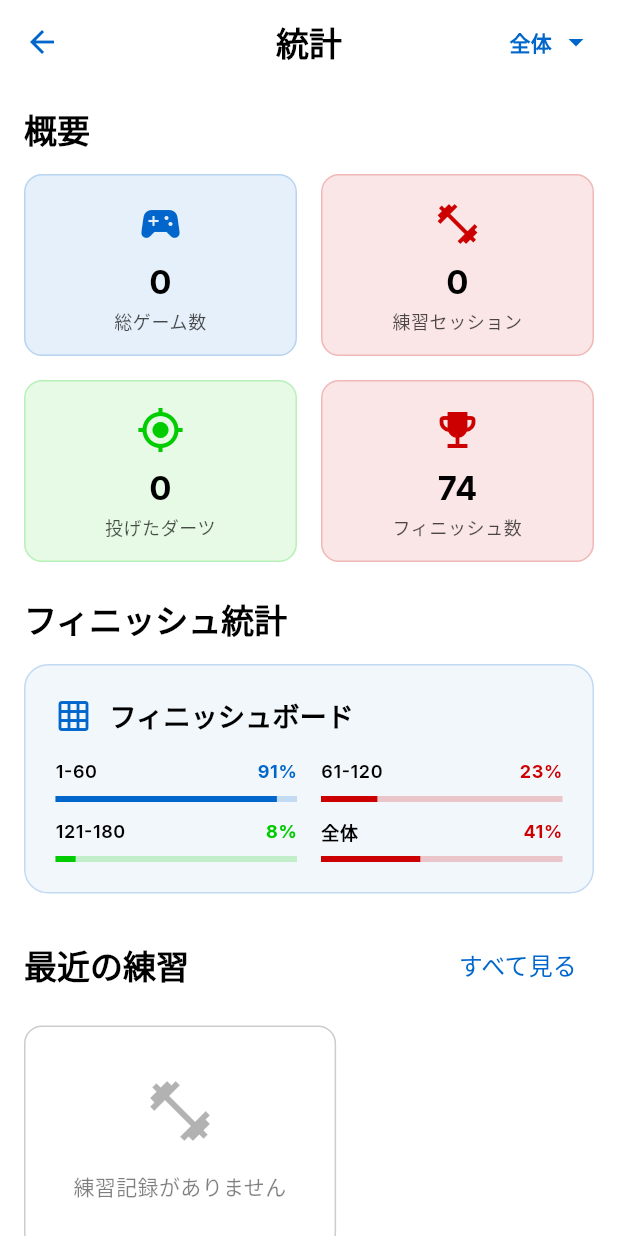
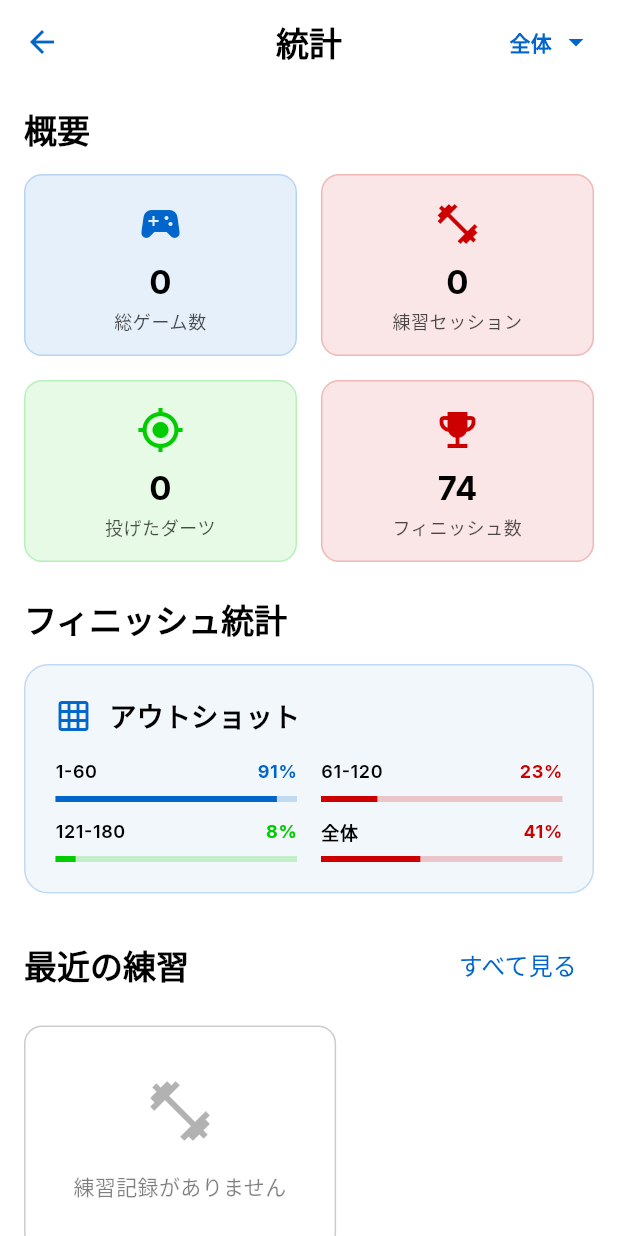
Before and after one commit to ken-ty/darts, a Flutter app: the screen it shows after launch, after a tap on "統計", on a phone screen of 412 x 824 dp. Run offline on Flutter 3.47's test engine with Material 3 defaults, Android fonts, the phone set to English and light mode, and no system bars; our stand-ins replace fl_chart, google_fonts, hooks_riverpod, shared_preferences; accounts and stored records are empty.

Commit message:
feat: フィニッシュボードをアウトショットと名称変更

```diff
--- a/lib/pages/home_page.dart
+++ b/lib/pages/home_page.dart
@@ -1,7 +1,7 @@
 import 'package:flutter/material.dart';
 import 'package:outshotx/services/user_service.dart';
 
-import 'finish_board_page.dart';
+import 'outshot_page.dart';
 import 'score_calculator_page.dart';
 import 'settings_page.dart';
 import 'statistics_page.dart';
@@ -221,7 +221,7 @@ class _DartsHomePageState extends State<DartsHomePage>
                       children: [
                         _buildActionCard(
                           context,
-                          title: 'フィニッシュボード',
+                          title: 'アウトショット',
                           subtitle: '1-180の上がり方',
                           icon: Icons.grid_on,
                           color: Theme.of(context).colorScheme.primary,
@@ -231,7 +231,7 @@ class _DartsHomePageState extends State<DartsHomePage>
                                 context,
                                 MaterialPageRoute(
                                   builder: (context) =>
-                                      FinishBoardPage(user: currentUser),
+                                      OutshotPage(user: currentUser),
                                 ),
                               );
                             } else {
--- a/lib/pages/settings_page.dart
+++ b/lib/pages/settings_page.dart
@@ -659,7 +659,7 @@ class _SettingsPageState extends State<SettingsPage>
             ),
             const SizedBox(height: 8),
             Text(
-              '• フィニッシュボード: 1-180の上がり方を確認\n'
+              '• アウトショット: 1-180の上がり方を確認\n'
               '• スコア計算: 残りスコアを計算\n'
               '• 統計: 練習記録とゲーム記録を確認\n'
               '• 設定: アプリの設定を変更',
--- a/lib/pages/statistics_page.dart
+++ b/lib/pages/statistics_page.dart
@@ -281,7 +281,7 @@ class _StatisticsPageState extends State<StatisticsPage>
                   ),
                   const SizedBox(width: 12),
                   Text(
-                    'フィニッシュボード',
+                    'アウトショット',
                     style: Theme.of(context).textTheme.titleMedium?.copyWith(
                       color: Theme.of(context).colorScheme.onSurface,
                       fontWeight: FontWeight.bold,
--- a/lib/pages/user_management_page.dart
+++ b/lib/pages/user_management_page.dart
@@ -179,7 +179,7 @@ class _UserManagementPageState extends State<UserManagementPage>
                           const SizedBox(width: 16),
                           Expanded(
                             child: Text(
-                              '新しいプレイヤーを追加して\n個別のフィニッシュボードを作成',
+                              '新しいプレイヤーを追加して\n個別のアウトショットを作成',
                               style: Theme.of(context).textTheme.bodyMedium
                                   ?.copyWith(
                                     color: Theme.of(
```
Also changed, not shown: lib/pages/outshot_page.dart (renamed from lib/pages/finish_board_page.dart, +5 -5 lines), 1 other file.
